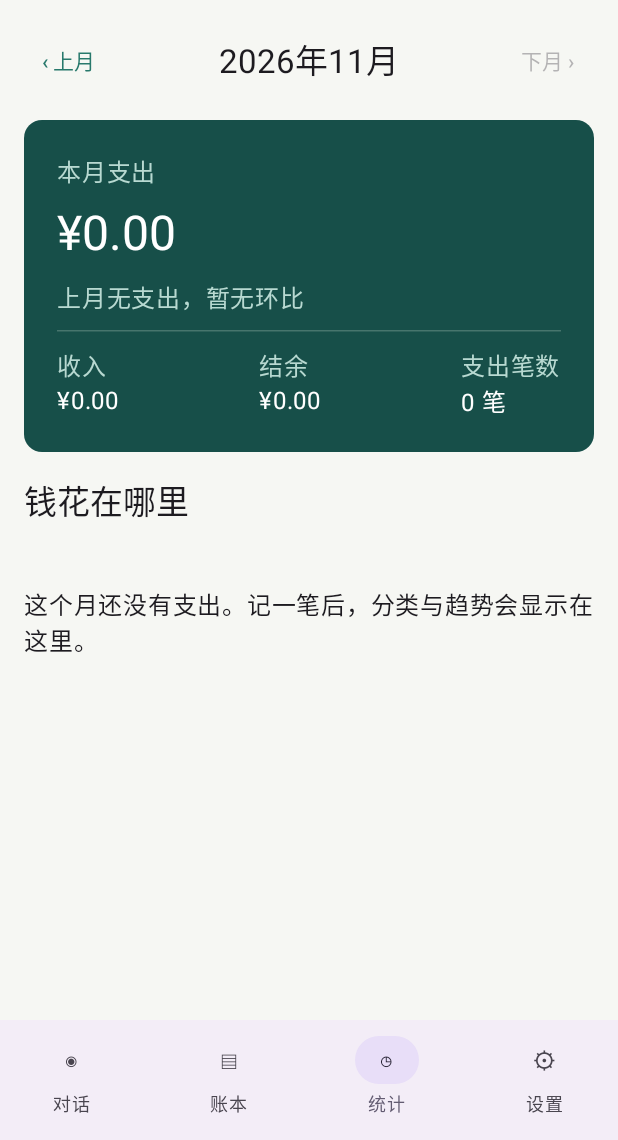
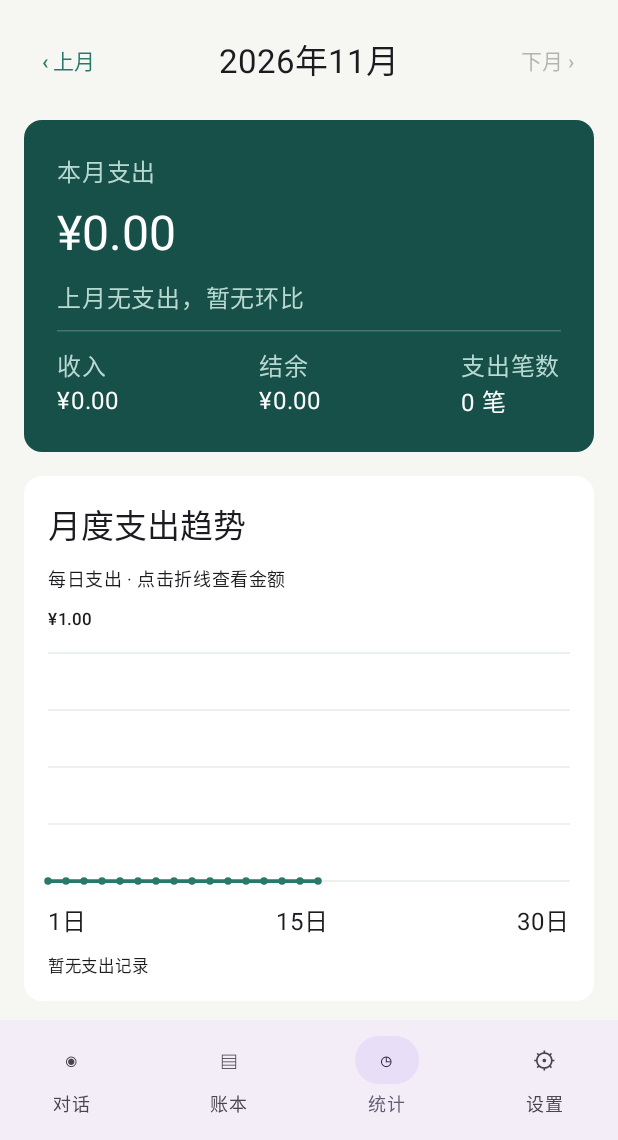
Before and after one commit to Ethan-123321/whale-ledger, an Android app built with Jetpack Compose: the screen it shows after launch (MainActivity), item 3 of the bottom bar chosen, on a phone screen of 412 x 824 dp, the part 96-1236 px from its top. Run offline under Robolectric (Android 15) with nearby library versions, the phone set to English and light mode, and no system bars; 1 statement that could not run was skipped.

Commit message:
feat: add monthly recurring transactions and spending line chart

```diff
--- a/app/build.gradle.kts
+++ b/app/build.gradle.kts
@@ -2,7 +2,7 @@ plugins { id("com.android.application"); id("org.jetbrains.kotlin.android"); id(
 android {
     namespace = "com.yuji.app"
     compileSdk = 35
-    defaultConfig { applicationId = "com.yuji.app"; minSdk = 26; targetSdk = 35; versionCode = 4; versionName = "0.4.0"; testInstrumentationRunner = "com.yuji.app.LedgerChecks" }
+    defaultConfig { applicationId = "com.yuji.app"; minSdk = 26; targetSdk = 35; versionCode = 5; versionName = "0.4.1"; testInstrumentationRunner = "com.yuji.app.LedgerChecks" }
     buildFeatures { compose = true }
     compileOptions { sourceCompatibility = JavaVersion.VERSION_17; targetCompatibility = JavaVersion.VERSION_17 }
     kotlinOptions { jvmTarget = "17" }
--- a/app/src/main/java/com/yuji/app/Ledger.kt
+++ b/app/src/main/java/com/yuji/app/Ledger.kt
@@ -15,10 +15,10 @@ fun parseCents(value: String): Long {
     return cents
 }
 fun money(cents: Long) = BigDecimal.valueOf(cents, 2).toPlainString()
-class Ledger(context: Context, databaseName: String = "ledger.db") : SQLiteOpenHelper(context, databaseName, null, 3) {
+class Ledger(context: Context, databaseName: String = "ledger.db") : SQLiteOpenHelper(context, databaseName, null, 4) {
     override fun onCreate(db: SQLiteDatabase) {
         db.execSQL("CREATE TABLE bills(id TEXT PRIMARY KEY, title TEXT NOT NULL, cents INTEGER NOT NULL CHECK(cents>0), income INTEGER NOT NULL, category TEXT NOT NULL, date TEXT NOT NULL)")
-        onUpgrade(db, 1, 3)
+        onUpgrade(db, 1, 4)
     }
 
     override fun onUpgrade(db: SQLiteDatabase, oldVersion: Int, newVersion: Int) {
@@ -27,6 +27,10 @@ class Ledger(context: Context, databaseName: String = "ledger.db") : SQLiteOpenH
             db.chatSchema()
         }
         if (oldVersion < 3) db.productSchema()
+        if (oldVersion < 4) {
+            db.execSQL("CREATE TABLE recurring(id TEXT PRIMARY KEY,title TEXT,cents INTEGER,income INTEGER,category TEXT,day INTEGER,start TEXT,enabled INTEGER)")
+            db.execSQL("CREATE TABLE recurring_done(rule TEXT,month TEXT,PRIMARY KEY(rule,month))")
+        }
     }
     fun list(): List<Bill> = readableDatabase.rawQuery("SELECT id,title,cents,income,category,date FROM bills ORDER BY date DESC,rowid DESC", null).use { c -> buildList { while(c.moveToNext()) add(Bill(c.getString(0),c.getString(1),c.getLong(2),c.getInt(3)==1,c.getString(4),c.getString(5))) } }
     fun save(bills: List<Bill>) {
--- a/app/src/main/java/com/yuji/app/MainActivity.kt
+++ b/app/src/main/java/com/yuji/app/MainActivity.kt
@@ -75,6 +75,7 @@ fun receipt(role: String, count: Int) = when(role) {
     }
     if (manage == "categories") CategoryManager(model) { manage = "" }
     if (manage == "memory") MemoryManager(model, bills) { manage = "" }
+    if (manage == "recurring") RecurringPage(model) { manage = "" }
     if(adding||editor!=null) BillEditor(editor, model.categories.custom(),onDismiss={adding=false;editor=null},onSave={b -> try {ledger.writableDatabase.atomic {
         ledger.save(listOf(b))
         if (editor?.category != null && editor?.category != b.category) model.products.correctCategory(b)
@@ -121,6 +122,7 @@ fun receipt(role: String, count: Int) = when(role) {
     LazyColumn(contentPadding=PaddingValues(20.dp),verticalArrangement=Arrangement.spacedBy(12.dp)) {
         item { TextButton(onClick = { manage("categories") }) { Text("管理自定义分类") } }
         item { TextButton(onClick = { manage("memory") }) { Text("记忆与偏好") } }
+        item { TextButton(onClick = { manage("recurring") }) { Text("固定收入与支出 · 查看待确认") } }
         item {Text("选择记账搭子",style=MaterialTheme.typography.titleLarge)}
         items(roles.entries.toList()) { e -> FilterChip(selected=role==e.key,onClick={onRole(e.key)},label={Text("${e.value} ${e.key}")}) }
         item {OutlinedTextField(persona,{persona=it},label={Text("自定义人设")},modifier=Modifier.fillMaxWidth())}
@@ -142,6 +144,6 @@ fun receipt(role: String, count: Int) = when(role) {
         item {Button(enabled=!loading,onClick={try {val base=address();val url=java.net.URL(base);require(url.protocol=="https"&&url.userInfo==null&&url.query==null&&url.ref==null){"请检查 HTTPS 地址"};require(model.isNotBlank()){ "请先选择模型" };val key=credential();require(key.isNotBlank()){ "请填写 API Key" };s.token=key;s.endpoint=base;s.model=model.trim();s.persona=persona;token="";notify("设置已保存：${s.model}")}catch(e:Exception){status=e.message ?: "保存失败"}}){Text("保存设置")}}
         item {TextButton(onClick={s.token="";notify("API 密钥已清除")}){Text("清除密钥")}}
         item {Row {TextButton(onClick={export.launch("yuji-backup.json")}){Text("导出账本")};TextButton(onClick={restore.launch(arrayOf("application/json"))}){Text("恢复账本")}}}
-        item {Text("大肥鱼记账 0.4.0 · 本地优先\n截图识别尚未开放。退款、转账和对话修改暂不自动执行，请通过账单编辑操作。")}
+        item {Text("大肥鱼记账 0.4.1 · 本地优先\n截图识别尚未开放。退款、转账和对话修改暂不自动执行，请通过账单编辑操作。")}
     }
 }
--- a/app/src/main/java/com/yuji/app/StatsPage.kt
+++ b/app/src/main/java/com/yuji/app/StatsPage.kt
@@ -15,6 +15,10 @@ import androidx.compose.ui.Modifier
 import androidx.compose.ui.geometry.Offset
 import androidx.compose.ui.geometry.Size
 import androidx.compose.ui.graphics.Color
+import androidx.compose.ui.graphics.Path
+import androidx.compose.ui.input.pointer.pointerInput
+import androidx.compose.foundation.gestures.detectTapGestures
+import kotlin.math.roundToInt
 import androidx.compose.ui.graphics.drawscope.Stroke
 import androidx.compose.ui.unit.dp
 import java.time.LocalDate
@@ -22,6 +26,31 @@ import java.time.YearMonth
 import java.util.Locale
 
 private val chartColors=listOf(0xFF28796C,0xFFEAAD57,0xFF708BC3,0xFFDE857B,0xFF9273AF,0xFF66A9AB,0xFF9AAB66,0xFFC18E65).map {Color(it)}
+
+@Composable private fun SpendingLine(daily:List<Long>,month:YearMonth,selected:Int?,onSelect:(Int)->Unit) {
+    val elapsed=if(month==YearMonth.now()) LocalDate.now().dayOfMonth else month.lengthOfMonth()
+    val peak=daily.take(elapsed).maxOrNull() ?: 0L
+    val scale=peak.coerceAtLeast(100)
+    Card(colors=CardDefaults.cardColors(containerColor=Color.White),modifier=Modifier.fillMaxWidth()) {
+        Column(Modifier.padding(16.dp),verticalArrangement=Arrangement.spacedBy(10.dp)) {
+            Text("月度支出趋势",style=MaterialTheme.typography.titleLarge)
+            Text(selected?.let {"${month.monthValue}月${it}日 · ¥${money(daily[it-1])}"} ?: "每日支出 · 点击折线查看金额",style=MaterialTheme.typography.bodySmall)
+            Text("¥${money(scale)}",style=MaterialTheme.typography.labelSmall)
+            Canvas(Modifier.fillMaxWidth().height(160.dp).pointerInput(daily,elapsed) {
+                detectTapGestures {p->onSelect((p.x/size.width*(daily.size-1)).roundToInt().coerceIn(0,elapsed-1)+1)}
+            }) {
+                val h=size.height-8.dp.toPx();val top=4.dp.toPx()
+                fun point(i:Int)=Offset(i.toFloat()/(daily.size-1)*size.width,top+h*(1-daily[i].toFloat()/scale))
+                for(i in 0..4)drawLine(Color(0xFFE6ECE8),Offset(0f,top+h*i/4),Offset(size.width,top+h*i/4),1.dp.toPx())
+                val path=Path().apply {val p=point(0);moveTo(p.x,p.y);for(i in 1 until elapsed){val q=point(i);lineTo(q.x,q.y)}}
+                drawPath(path,Color(0xFF28796C),style=Stroke(2.5.dp.toPx()))
+                for(i in 0 until elapsed)drawCircle(if(selected==i+1)Color(0xFFEAAD57) else Color(0xFF28796C),if(selected==i+1)5.dp.toPx() else 2.5.dp.toPx(),point(i))
+            }
+            Row(Modifier.fillMaxWidth(),horizontalArrangement=Arrangement.SpaceBetween){Text("1日");Text("${daily.size/2}日");Text("${daily.size}日")}
+            Text(if(peak==0L) "暂无支出记录" else "单日最高 ¥${money(peak)}",style=MaterialTheme.typography.labelSmall)
+        }
+    }
+}
 
 @Composable fun StatsPage(bills:List<Bill>) {
     var monthText by rememberSaveable {mutableStateOf(YearMonth.now().toString())}
@@ -43,6 +72,7 @@ private val chartColors=listOf(0xFF28796C,0xFFEAAD57,0xFF708BC3,0xFFDE857B,0xFF9
             HorizontalDivider(color=Color(0xFF47756D))
             Row(Modifier.fillMaxWidth(),horizontalArrangement=Arrangement.SpaceBetween){Column {Text("收入",color=Color(0xFFB8D9D1));Text("¥${money(earned)}",color=Color.White)};Column {Text("结余",color=Color(0xFFB8D9D1));Text("¥${money(earned-spent)}",color=Color.White)};Column {Text("支出笔数",color=Color(0xFFB8D9D1));Text("${expenses.size} 笔",color=Color.White)}}
         }}}
+        item { SpendingLine(daily, month, selectedDay) { selectedDay=it;category=null } }
         item {Text("钱花在哪里",style=MaterialTheme.typography.titleLarge)}
         if(expenses.isEmpty()) item {Text("这个月还没有支出。记一笔后，分类与趋势会显示在这里。",Modifier.padding(vertical=24.dp))}
         else {
@@ -51,9 +81,7 @@ private val chartColors=listOf(0xFF28796C,0xFFEAAD57,0xFF708BC3,0xFFDE857B,0xFF9
                 Column(horizontalAlignment=Alignment.CenterHorizontally){Text("${groups.size} 个分类",style=MaterialTheme.typography.titleLarge);Text("点选下方分类看明细",style=MaterialTheme.typography.labelSmall)}
             }}
             items(groups,key={it.key}) {entry->val index=groups.indexOf(entry);val total=entry.value.sumOf {it.cents};Row(Modifier.fillMaxWidth().background(if(category==entry.key) Color(0xFFD4EDE2) else Color.White,RoundedCornerShape(12.dp)).clickable{category=if(category==entry.key)null else entry.key;selectedDay=null}.padding(14.dp),verticalAlignment=Alignment.CenterVertically){Box(Modifier.size(12.dp).background(chartColors[index%chartColors.size],RoundedCornerShape(4.dp)));Column(Modifier.weight(1f).padding(start=10.dp)){Text(entry.key);Text("${entry.value.size} 笔 · ${String.format(Locale.CHINA,"%.1f",total*100.0/spent)}%",style=MaterialTheme.typography.labelSmall)};Text("¥${money(total)}")}}
-            item {Text("每日支出",style=MaterialTheme.typography.titleLarge);Text("最高 ¥${money(max)} · 点击柱形查看当天",style=MaterialTheme.typography.labelSmall)}
-            item {Row(Modifier.fillMaxWidth().height(160.dp),verticalAlignment=Alignment.Bottom,horizontalArrangement=Arrangement.spacedBy(2.dp)){daily.forEachIndexed {i,value->Box(Modifier.weight(1f).fillMaxHeight().clickable{selectedDay=i+1;category=null},contentAlignment=Alignment.BottomCenter){Box(Modifier.fillMaxWidth().fillMaxHeight(if(value==0L)0.015f else (value.toFloat()/max).coerceAtLeast(0.025f)).background(if(selectedDay==i+1)Color(0xFFEAAD57) else Color(0xFF28796C),RoundedCornerShape(topStart=3.dp,topEnd=3.dp)))}}}}
-            item {Row(Modifier.fillMaxWidth(),horizontalArrangement=Arrangement.SpaceBetween){Text("1日");Text("${month.lengthOfMonth()/2}日");Text("${month.lengthOfMonth()}日")}}
+
         }
         if(category!=null||selectedDay!=null) {
             item {Row(Modifier.fillMaxWidth(),horizontalArrangement=Arrangement.SpaceBetween){Text(category ?: "${selectedDay}日 · ¥${money(daily[selectedDay!!-1])}",style=MaterialTheme.typography.titleMedium);TextButton(onClick={category=null;selectedDay=null}){Text("收起")}}}
```
Also changed, not shown: app/src/main/java/com/yuji/app/Recurring.kt (added, +47 -0 lines), 3 other files.
